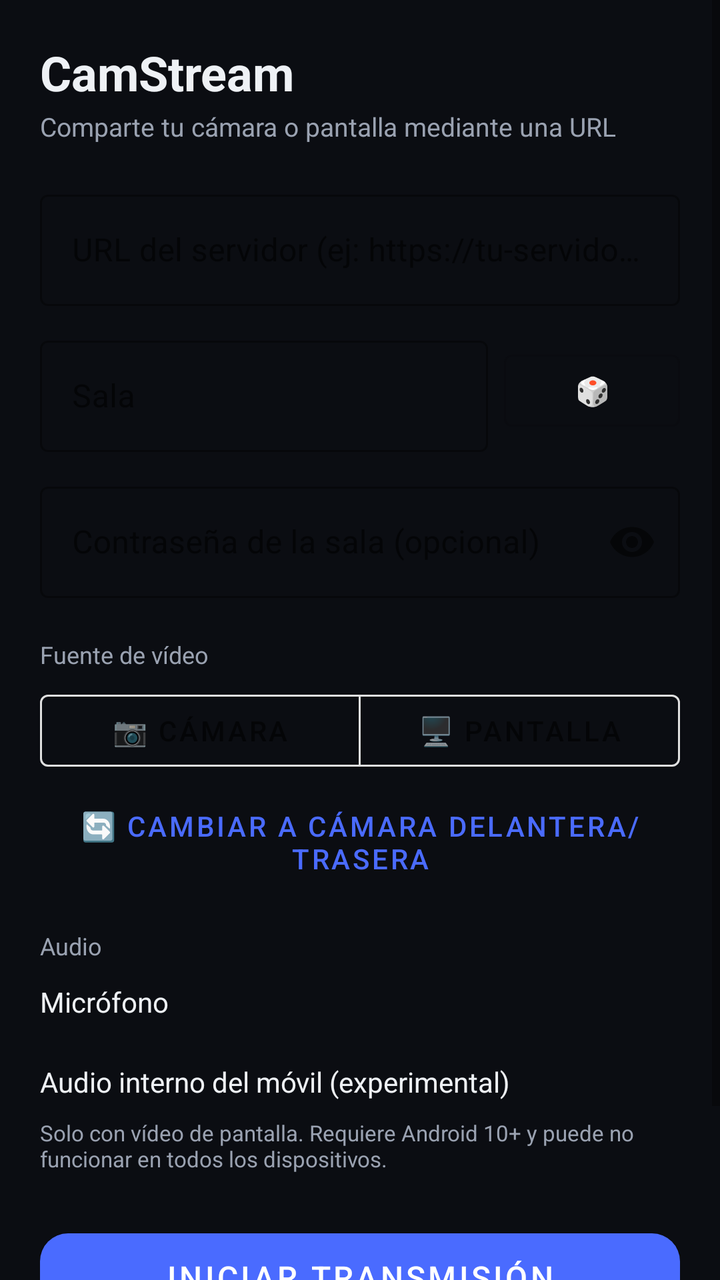
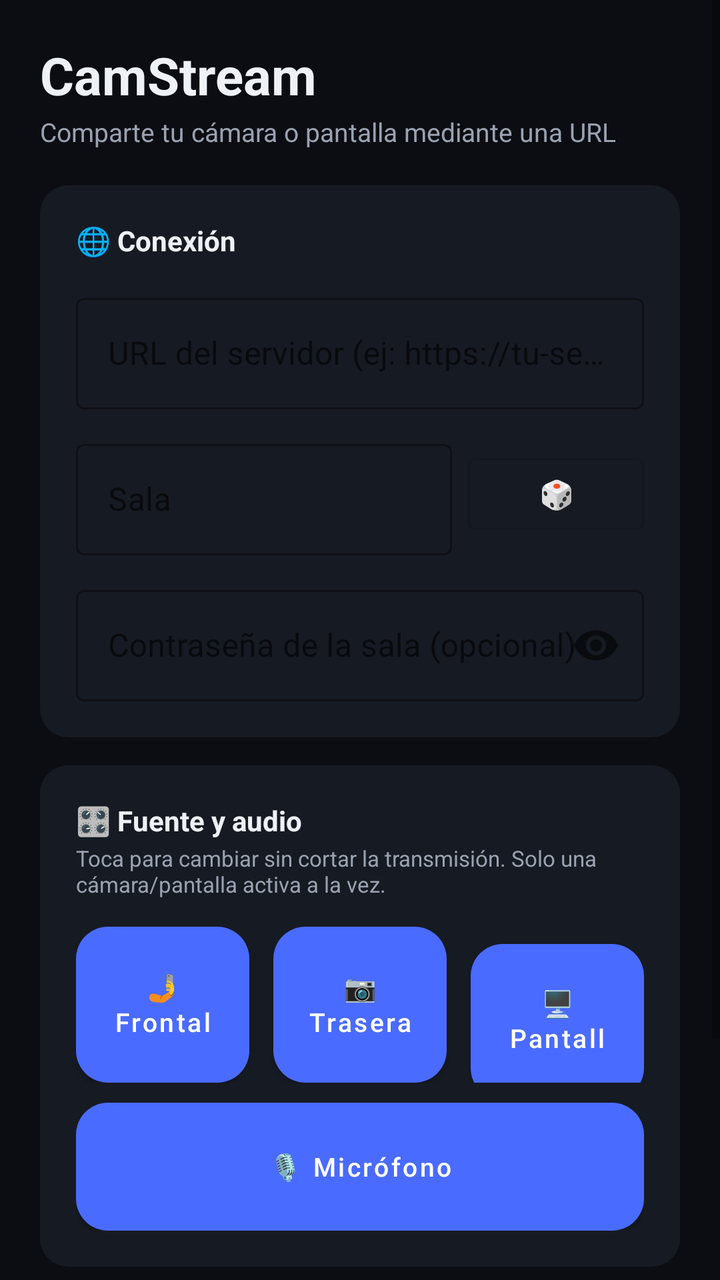

Before-and-after screenshots of an Android layout around one commit, followed by the original layout XML and the change that was made.
<!-- AndroidManifest.xml: application theme Theme.CamStream -->
<!-- res/layout/activity_main.xml -->
<?xml version="1.0" encoding="utf-8"?>
<ScrollView xmlns:android="http://schemas.android.com/apk/res/android"
    xmlns:app="http://schemas.android.com/apk/res-auto"
    android:layout_width="match_parent"
    android:layout_height="match_parent"
    android:background="@color/bg"
    android:fillViewport="true">

    <LinearLayout
        android:layout_width="match_parent"
        android:layout_height="wrap_content"
        android:orientation="vertical"
        android:padding="20dp">

        <TextView
            android:layout_width="wrap_content"
            android:layout_height="wrap_content"
            android:text="CamStream"
            android:textColor="@color/text_primary"
            android:textSize="24sp"
            android:textStyle="bold" />

        <TextView
            android:layout_width="wrap_content"
            android:layout_height="wrap_content"
            android:layout_marginTop="2dp"
            android:layout_marginBottom="20dp"
            android:text="Comparte tu cámara o pantalla mediante una URL"
            android:textColor="@color/text_secondary"
            android:textSize="13sp" />

        
        <com.google.android.material.textfield.TextInputLayout
            android:layout_width="match_parent"
            android:layout_height="wrap_content"
            android:hint="URL del servidor (ej: https://tu-servidor.onrender.com)"
            style="@style/Widget.MaterialComponents.TextInputLayout.OutlinedBox">
            <com.google.android.material.textfield.TextInputEditText
                android:id="@+id/inputServerUrl"
                android:layout_width="match_parent"
                android:layout_height="wrap_content"
                android:inputType="textUri"
                android:singleLine="true" />
        </com.google.android.material.textfield.TextInputLayout>

        
        <LinearLayout
            android:layout_width="match_parent"
            android:layout_height="wrap_content"
            android:layout_marginTop="12dp"
            android:orientation="horizontal"
            android:gravity="center_vertical">

            <com.google.android.material.textfield.TextInputLayout
                android:layout_width="0dp"
                android:layout_height="wrap_content"
                android:layout_weight="1"
                android:hint="Sala"
                style="@style/Widget.MaterialComponents.TextInputLayout.OutlinedBox">
                <com.google.android.material.textfield.TextInputEditText
                    android:id="@+id/inputRoomId"
                    android:layout_width="match_parent"
                    android:layout_height="wrap_content"
                    android:singleLine="true" />
            </com.google.android.material.textfield.TextInputLayout>

            <com.google.android.material.button.MaterialButton
                android:id="@+id/btnRegenRoom"
                style="@style/Widget.MaterialComponents.Button.OutlinedButton"
                android:layout_width="wrap_content"
                android:layout_height="wrap_content"
                android:layout_marginStart="8dp"
                android:text="🎲" />
        </LinearLayout>

        
        <com.google.android.material.textfield.TextInputLayout
            android:layout_width="match_parent"
            android:layout_height="wrap_content"
            android:layout_marginTop="12dp"
            android:hint="Contraseña de la sala (opcional)"
            app:endIconMode="password_toggle"
            style="@style/Widget.MaterialComponents.TextInputLayout.OutlinedBox">
            <com.google.android.material.textfield.TextInputEditText
                android:id="@+id/inputPassword"
                android:layout_width="match_parent"
                android:layout_height="wrap_content"
                android:inputType="textPassword"
                android:singleLine="true" />
        </com.google.android.material.textfield.TextInputLayout>

        
        <TextView
            android:layout_width="wrap_content"
            android:layout_height="wrap_content"
            android:layout_marginTop="20dp"
            android:text="Fuente de vídeo"
            android:textColor="@color/text_secondary"
            android:textSize="12sp" />

        <com.google.android.material.button.MaterialButtonToggleGroup
            android:id="@+id/toggleSource"
            android:layout_width="match_parent"
            android:layout_height="wrap_content"
            android:layout_marginTop="6dp"
            app:selectionRequired="true"
            app:singleSelection="true">

            <com.google.android.material.button.MaterialButton
                android:id="@+id/btnSourceCamera"
                style="@style/Widget.MaterialComponents.Button.OutlinedButton"
                android:layout_width="0dp"
                android:layout_height="wrap_content"
                android:layout_weight="1"
                android:checked="true"
                android:text="📷 Cámara" />

            <com.google.android.material.button.MaterialButton
                android:id="@+id/btnSourceScreen"
                style="@style/Widget.MaterialComponents.Button.OutlinedButton"
                android:layout_width="0dp"
                android:layout_height="wrap_content"
                android:layout_weight="1"
                android:text="🖥️ Pantalla" />
        </com.google.android.material.button.MaterialButtonToggleGroup>

        <com.google.android.material.button.MaterialButton
            android:id="@+id/btnSwitchCamera"
            style="@style/Widget.MaterialComponents.Button.TextButton"
            android:layout_width="wrap_content"
            android:layout_height="wrap_content"
            android:layout_marginTop="4dp"
            android:text="🔄 Cambiar a cámara delantera/trasera" />

        
        <TextView
            android:layout_width="wrap_content"
            android:layout_height="wrap_content"
            android:layout_marginTop="16dp"
            android:text="Audio"
            android:textColor="@color/text_secondary"
            android:textSize="12sp" />

        <LinearLayout
            android:layout_width="match_parent"
            android:layout_height="wrap_content"
            android:layout_marginTop="4dp"
            android:orientation="horizontal"
            android:gravity="center_vertical">
            <TextView
                android:layout_width="0dp"
                android:layout_height="wrap_content"
                android:layout_weight="1"
                android:text="Micrófono"
                android:textColor="@color/text_primary" />
            <com.google.android.material.materialswitch.MaterialSwitch
                android:id="@+id/switchMic"
                android:layout_width="wrap_content"
                android:layout_height="wrap_content"
                app:showText="false"
                android:checked="true" />
        </LinearLayout>

        <LinearLayout
            android:id="@+id/rowInternalAudio"
            android:layout_width="match_parent"
            android:layout_height="wrap_content"
            android:layout_marginTop="8dp"
            android:orientation="horizontal"
            android:gravity="center_vertical">
            <TextView
                android:layout_width="0dp"
                android:layout_height="wrap_content"
                android:layout_weight="1"
                android:text="Audio interno del móvil (experimental)"
                android:textColor="@color/text_primary" />
            <com.google.android.material.materialswitch.MaterialSwitch
                android:id="@+id/switchInternalAudio"
                android:layout_width="wrap_content"
                android:layout_height="wrap_content"
                app:showText="false"
                android:checked="false" />
        </LinearLayout>

        <TextView
            android:id="@+id/txtInternalAudioHint"
            android:layout_width="match_parent"
            android:layout_height="wrap_content"
            android:layout_marginTop="2dp"
            android:text="Solo con vídeo de pantalla. Requiere Android 10+ y puede no funcionar en todos los dispositivos."
            android:textColor="@color/text_secondary"
            android:textSize="11sp" />

        
        <com.google.android.material.button.MaterialButton
            android:id="@+id/btnStartStop"
            android:layout_width="match_parent"
            android:layout_height="56dp"
            android:layout_marginTop="24dp"
            android:text="Iniciar transmisión"
            android:textSize="16sp"
            app:cornerRadius="14dp" />

        <TextView
            android:id="@+id/txtStatus"
            android:layout_width="match_parent"
            android:layout_height="wrap_content"
            android:layout_marginTop="10dp"
            android:gravity="center"
            android:text="Desconectado"
            android:textColor="@color/text_secondary"
            android:textSize="13sp" />

        
        <LinearLayout
            android:id="@+id/cardShare"
            android:layout_width="match_parent"
            android:layout_height="wrap_content"
            android:layout_marginTop="18dp"
            android:background="@drawable/bg_card"
            android:orientation="vertical"
            android:padding="16dp"
            android:visibility="gone">

            <TextView
                android:layout_width="wrap_content"
                android:layout_height="wrap_content"
                android:text="Enlace para ver la transmisión"
                android:textColor="@color/text_secondary"
                android:textSize="12sp" />

            <TextView
                android:id="@+id/txtViewerUrl"
                android:layout_width="match_parent"
                android:layout_height="wrap_content"
                android:layout_marginTop="4dp"
                android:textColor="@color/accent"
                android:textIsSelectable="true"
                android:textSize="14sp" />

            <ImageView
                android:id="@+id/imgQr"
                android:layout_width="180dp"
                android:layout_height="180dp"
                android:layout_marginTop="14dp"
                android:layout_gravity="center"
                android:background="#FFFFFF"
                android:padding="8dp"
                android:visibility="gone" />

            <LinearLayout
                android:layout_width="match_parent"
                android:layout_height="wrap_content"
                android:layout_marginTop="12dp"
                android:orientation="horizontal">

                <com.google.android.material.button.MaterialButton
                    android:id="@+id/btnCopyUrl"
                    style="@style/Widget.MaterialComponents.Button.OutlinedButton"
                    android:layout_width="0dp"
                    android:layout_height="wrap_content"
                    android:layout_weight="1"
                    android:layout_marginEnd="6dp"
                    android:text="Copiar" />

                <com.google.android.material.button.MaterialButton
                    android:id="@+id/btnShareUrl"
                    android:layout_width="0dp"
                    android:layout_height="wrap_content"
                    android:layout_weight="1"
                    android:layout_marginStart="6dp"
                    android:text="Compartir" />
            </LinearLayout>
        </LinearLayout>

        <TextView
            android:id="@+id/txtViewerCount"
            android:layout_width="match_parent"
            android:layout_height="wrap_content"
            android:layout_marginTop="10dp"
            android:gravity="center"
            android:textColor="@color/text_secondary"
            android:textSize="12sp" />

    </LinearLayout>
</ScrollView>
<!-- resources referenced by this layout -->
<resources>
  <color name="accent">#4A6BFF</color>
  <color name="bg">#0B0D12</color>
  <color name="text_primary">#EEF1F5</color>
  <color name="text_secondary">#9AA2B1</color>
  <!-- drawable bg_card (drawable) -->
  <?xml version="1.0" encoding="utf-8"?>
  <shape xmlns:android="http://schemas.android.com/apk/res/android">
      <solid android:color="@color/surface" />
      <corners android:radius="14dp" />
  </shape>
  <style name="Theme.CamStream" parent="Theme.MaterialComponents.DayNight.NoActionBar">
          <item name="colorPrimary">@color/accent</item>
          <item name="colorPrimaryDark">@color/bg</item>
          <item name="colorAccent">@color/accent</item>
          <item name="android:windowBackground">@color/bg</item>
          <item name="android:statusBarColor" tools:targetApi="21">@color/bg</item>
          <item name="android:navigationBarColor" tools:targetApi="21">@color/bg</item>
          <item name="android:windowLightStatusBar" tools:targetApi="23">false</item>
      </style>
  <color name="surface">#161A22</color>
</resources>

<!-- the commit's change to res/layout/activity_main.xml (unified diff, before → after) -->
@@ -17,186 +17,194 @@
             android:layout_height="wrap_content"
             android:text="CamStream"
             android:textColor="@color/text_primary"
-            android:textSize="24sp"
+            android:textSize="26sp"
             android:textStyle="bold" />
 
         <TextView
             android:layout_width="wrap_content"
             android:layout_height="wrap_content"
             android:layout_marginTop="2dp"
-            android:layout_marginBottom="20dp"
             android:text="Comparte tu cámara o pantalla mediante una URL"
             android:textColor="@color/text_secondary"
             android:textSize="13sp" />
 
         
-        <com.google.android.material.textfield.TextInputLayout
-            android:layout_width="match_parent"
-            android:layout_height="wrap_content"
-            android:hint="URL del servidor (ej: https://tu-servidor.onrender.com)"
-            style="@style/Widget.MaterialComponents.TextInputLayout.OutlinedBox">
-            <com.google.android.material.textfield.TextInputEditText
-                android:id="@+id/inputServerUrl"
-                android:layout_width="match_parent"
-                android:layout_height="wrap_content"
-                android:inputType="textUri"
-                android:singleLine="true" />
-        </com.google.android.material.textfield.TextInputLayout>
-
-        
         <LinearLayout
             android:layout_width="match_parent"
             android:layout_height="wrap_content"
-            android:layout_marginTop="12dp"
-            android:orientation="horizontal"
-            android:gravity="center_vertical">
+            android:layout_marginTop="18dp"
+            android:background="@drawable/bg_card"
+            android:orientation="vertical"
+            android:padding="18dp">
+
+            <TextView
+                android:layout_width="wrap_content"
+                android:layout_height="wrap_content"
+                android:text="🌐 Conexión"
+                android:textColor="@color/text_primary"
+                android:textSize="14sp"
+                android:textStyle="bold" />
 
             <com.google.android.material.textfield.TextInputLayout
-                android:layout_width="0dp"
-                android:layout_height="wrap_content"
-                android:layout_weight="1"
-                android:hint="Sala"
+                android:layout_width="match_parent"
+                android:layout_height="wrap_content"
+                android:layout_marginTop="14dp"
+                android:hint="URL del servidor (ej: https://tu-servidor.onrender.com)"
                 style="@style/Widget.MaterialComponents.TextInputLayout.OutlinedBox">
                 <com.google.android.material.textfield.TextInputEditText
-                    android:id="@+id/inputRoomId"
+                    android:id="@+id/inputServerUrl"
                     android:layout_width="match_parent"
                     android:layout_height="wrap_content"
+                    android:inputType="textUri"
                     android:singleLine="true" />
             </com.google.android.material.textfield.TextInputLayout>
 
+            <LinearLayout
+                android:layout_width="match_parent"
+                android:layout_height="wrap_content"
+                android:layout_marginTop="12dp"
+                android:orientation="horizontal"
+                android:gravity="center_vertical">
+
+                <com.google.android.material.textfield.TextInputLayout
+                    android:layout_width="0dp"
+                    android:layout_height="wrap_content"
+                    android:layout_weight="1"
+                    android:hint="Sala"
+                    style="@style/Widget.MaterialComponents.TextInputLayout.OutlinedBox">
+                    <com.google.android.material.textfield.TextInputEditText
+                        android:id="@+id/inputRoomId"
+                        android:layout_width="match_parent"
+                        android:layout_height="wrap_content"
+                        android:singleLine="true" />
+                </com.google.android.material.textfield.TextInputLayout>
+
+                <com.google.android.material.button.MaterialButton
+                    android:id="@+id/btnRegenRoom"
+                    style="@style/Widget.MaterialComponents.Button.OutlinedButton"
+                    android:layout_width="wrap_content"
+                    android:layout_height="wrap_content"
+                    android:layout_marginStart="8dp"
+                    android:text="🎲" />
+            </LinearLayout>
+
+            <com.google.android.material.textfield.TextInputLayout
+                android:layout_width="match_parent"
+                android:layout_height="wrap_content"
+                android:layout_marginTop="12dp"
+                android:hint="Contraseña de la sala (opcional)"
+                app:endIconMode="password_toggle"
+                style="@style/Widget.MaterialComponents.TextInputLayout.OutlinedBox">
+                <com.google.android.material.textfield.TextInputEditText
+                    android:id="@+id/inputPassword"
+                    android:layout_width="match_parent"
+                    android:layout_height="wrap_content"
+                    android:inputType="textPassword"
+                    android:singleLine="true" />
+            </com.google.android.material.textfield.TextInputLayout>
+        </LinearLayout>
+
+        
+        <LinearLayout
+            android:layout_width="match_parent"
+            android:layout_height="wrap_content"
+            android:layout_marginTop="14dp"
+            android:background="@drawable/bg_card"
+            android:orientation="vertical"
+            android:padding="18dp">
+
+            <TextView
+                android:layout_width="wrap_content"
+                android:layout_height="wrap_content"
+                android:text="🎛️ Fuente y audio"
+                android:textColor="@color/text_primary"
+                android:textSize="14sp"
+                android:textStyle="bold" />
+
+            <TextView
+                android:layout_width="match_parent"
+                android:layout_height="wrap_content"
+                android:layout_marginTop="2dp"
+                android:text="Toca para cambiar sin cortar la transmisión. Solo una cámara/pantalla activa a la vez."
+                android:textColor="@color/text_secondary"
+                android:textSize="11sp" />
+
+            <LinearLayout
+                android:layout_width="match_parent"
+                android:layout_height="wrap_content"
+                android:layout_marginTop="14dp"
+                android:orientation="horizontal">
+
+                <com.google.android.material.button.MaterialButton
+                    android:id="@+id/btnSourceFront"
+                    android:layout_width="0dp"
+                    android:layout_height="78dp"
+                    android:layout_weight="1"
+                    android:layout_marginEnd="6dp"
+                    android:insetTop="0dp"
+                    android:insetBottom="0dp"
+                    android:gravity="center"
+                    android:lineSpacingExtra="2dp"
+                    android:maxLines="2"
+                    android:text="🤳\nFrontal"
+                    android:textAllCaps="false"
+                    android:textSize="13sp"
+                    app:cornerRadius="16dp" />
+
+                <com.google.android.material.button.MaterialButton
+                    android:id="@+id/btnSourceBack"
+                    android:layout_width="0dp"
+                    android:layout_height="78dp"
+                    android:layout_weight="1"
+                    android:layout_marginHorizontal="6dp"
+                    android:insetTop="0dp"
+                    android:insetBottom="0dp"
+                    android:gravity="center"
+                    android:lineSpacingExtra="2dp"
+                    android:maxLines="2"
+                    android:text="📷\nTrasera"
+                    android:textAllCaps="false"
+                    android:textSize="13sp"
+                    app:cornerRadius="16dp" />
+
+                <com.google.android.material.button.MaterialButton
+                    android:id="@+id/btnSourceScreen"
+                    android:layout_width="0dp"
+                    android:layout_height="78dp"
+                    android:layout_weight="1"
+                    android:layout_marginStart="6dp"
+                    android:insetTop="0dp"
+                    android:insetBottom="0dp"
+                    android:gravity="center"
+                    android:lineSpacingExtra="2dp"
+                    android:maxLines="2"
+                    android:text="🖥️\nPantalla"
+                    android:textAllCaps="false"
+                    android:textSize="13sp"
+                    app:cornerRadius="16dp" />
+            </LinearLayout>
+
             <com.google.android.material.button.MaterialButton
-                android:id="@+id/btnRegenRoom"
-                style="@style/Widget.MaterialComponents.Button.OutlinedButton"
-                android:layout_width="wrap_content"
-                android:layout_height="wrap_content"
-                android:layout_marginStart="8dp"
-                android:text="🎲" />
+                android:id="@+id/btnToggleMic"
+                android:layout_width="match_parent"
+                android:layout_height="64dp"
+                android:layout_marginTop="10dp"
+                android:insetTop="0dp"
+                android:insetBottom="0dp"
+                android:gravity="center"
+                android:maxLines="2"
+                android:text="🎙️ Micrófono"
+                android:textAllCaps="false"
+                android:textSize="13sp"
+                app:cornerRadius="16dp" />
         </LinearLayout>
-
-        
-        <com.google.android.material.textfield.TextInputLayout
-            android:layout_width="match_parent"
-            android:layout_height="wrap_content"
-            android:layout_marginTop="12dp"
-            android:hint="Contraseña de la sala (opcional)"
-            app:endIconMode="password_toggle"
-            style="@style/Widget.MaterialComponents.TextInputLayout.OutlinedBox">
-            <com.google.android.material.textfield.TextInputEditText
-                android:id="@+id/inputPassword"
-                android:layout_width="match_parent"
-                android:layout_height="wrap_content"
-                android:inputType="textPassword"
-                android:singleLine="true" />
-        </com.google.android.material.textfield.TextInputLayout>
-
-        
-        <TextView
-            android:layout_width="wrap_content"
-            android:layout_height="wrap_content"
-            android:layout_marginTop="20dp"
-            android:text="Fuente de vídeo"
-            android:textColor="@color/text_secondary"
-            android:textSize="12sp" />
-
-        <com.google.android.material.button.MaterialButtonToggleGroup
-            android:id="@+id/toggleSource"
-            android:layout_width="match_parent"
-            android:layout_height="wrap_content"
-            android:layout_marginTop="6dp"
-            app:selectionRequired="true"
-            app:singleSelection="true">
-
-            <com.google.android.material.button.MaterialButton
-                android:id="@+id/btnSourceCamera"
-                style="@style/Widget.MaterialComponents.Button.OutlinedButton"
-                android:layout_width="0dp"
-                android:layout_height="wrap_content"
-                android:layout_weight="1"
-                android:checked="true"
-                android:text="📷 Cámara" />
-
-            <com.google.android.material.button.MaterialButton
-                android:id="@+id/btnSourceScreen"
-                style="@style/Widget.MaterialComponents.Button.OutlinedButton"
-                android:layout_width="0dp"
-                android:layout_height="wrap_content"
-                android:layout_weight="1"
-                android:text="🖥️ Pantalla" />
-        </com.google.android.material.button.MaterialButtonToggleGroup>
-
-        <com.google.android.material.button.MaterialButton
-            android:id="@+id/btnSwitchCamera"
-            style="@style/Widget.MaterialComponents.Button.TextButton"
-            android:layout_width="wrap_content"
-            android:layout_height="wrap_content"
-            android:layout_marginTop="4dp"
-            android:text="🔄 Cambiar a cámara delantera/trasera" />
-
-        
-        <TextView
-            android:layout_width="wrap_content"
-            android:layout_height="wrap_content"
-            android:layout_marginTop="16dp"
-            android:text="Audio"
-            android:textColor="@color/text_secondary"
-            android:textSize="12sp" />
-
-        <LinearLayout
-            android:layout_width="match_parent"
-            android:layout_height="wrap_content"
-            android:layout_marginTop="4dp"
-            android:orientation="horizontal"
-            android:gravity="center_vertical">
-            <TextView
-                android:layout_width="0dp"
-                android:layout_height="wrap_content"
-                android:layout_weight="1"
-                android:text="Micrófono"
-                android:textColor="@color/text_primary" />
-            <com.google.android.material.materialswitch.MaterialSwitch
-                android:id="@+id/switchMic"
-                android:layout_width="wrap_content"
-                android:layout_height="wrap_content"
-                app:showText="false"
-                android:checked="true" />
-        </LinearLayout>
-
-        <LinearLayout
-            android:id="@+id/rowInternalAudio"
-            android:layout_width="match_parent"
-            android:layout_height="wrap_content"
-            android:layout_marginTop="8dp"
-            android:orientation="horizontal"
-            android:gravity="center_vertical">
-            <TextView
-                android:layout_width="0dp"
-                android:layout_height="wrap_content"
-                android:layout_weight="1"
-                android:text="Audio interno del móvil (experimental)"
-                android:textColor="@color/text_primary" />
-            <com.google.android.material.materialswitch.MaterialSwitch
-                android:id="@+id/switchInternalAudio"
-                android:layout_width="wrap_content"
-                android:layout_height="wrap_content"
-                app:showText="false"
-                android:checked="false" />
-        </LinearLayout>
-
-        <TextView
-            android:id="@+id/txtInternalAudioHint"
-            android:layout_width="match_parent"
-            android:layout_height="wrap_content"
-            android:layout_marginTop="2dp"
-            android:text="Solo con vídeo de pantalla. Requiere Android 10+ y puede no funcionar en todos los dispositivos."
-            android:textColor="@color/text_secondary"
-            android:textSize="11sp" />
 
         
         <com.google.android.material.button.MaterialButton
             android:id="@+id/btnStartStop"
             android:layout_width="match_parent"
             android:layout_height="56dp"
-            android:layout_marginTop="24dp"
+            android:layout_marginTop="22dp"
             android:text="Iniciar transmisión"
             android:textSize="16sp"
             app:cornerRadius="14dp" />
@@ -216,24 +224,25 @@
             android:id="@+id/cardShare"
             android:layout_width="match_parent"
             android:layout_height="wrap_content"
-            android:layout_marginTop="18dp"
+            android:layout_marginTop="14dp"
             android:background="@drawable/bg_card"
             android:orientation="vertical"
-            android:padding="16dp"
+            android:padding="18dp"
             android:visibility="gone">
 
             <TextView
                 android:layout_width="wrap_content"
                 android:layout_height="wrap_content"
-                android:text="Enlace para ver la transmisión"
-                android:textColor="@color/text_secondary"
-                android:textSize="12sp" />
+                android:text="🔗 Enlace para ver la transmisión"
+                android:textColor="@color/text_primary"
+                android:textSize="14sp"
+                android:textStyle="bold" />
 
             <TextView
                 android:id="@+id/txtViewerUrl"
                 android:layout_width="match_parent"
                 android:layout_height="wrap_content"
-                android:layout_marginTop="4dp"
+                android:layout_marginTop="8dp"
                 android:textColor="@color/accent"
                 android:textIsSelectable="true"
                 android:textSize="14sp" />
@@ -251,7 +260,7 @@
             <LinearLayout
                 android:layout_width="match_parent"
                 android:layout_height="wrap_content"
-                android:layout_marginTop="12dp"
+                android:layout_marginTop="14dp"
                 android:orientation="horizontal">
 
                 <com.google.android.material.button.MaterialButton
@@ -278,6 +287,7 @@
             android:layout_width="match_parent"
             android:layout_height="wrap_content"
             android:layout_marginTop="10dp"
+            android:layout_marginBottom="4dp"
             android:gravity="center"
             android:textColor="@color/text_secondary"
             android:textSize="12sp" />
